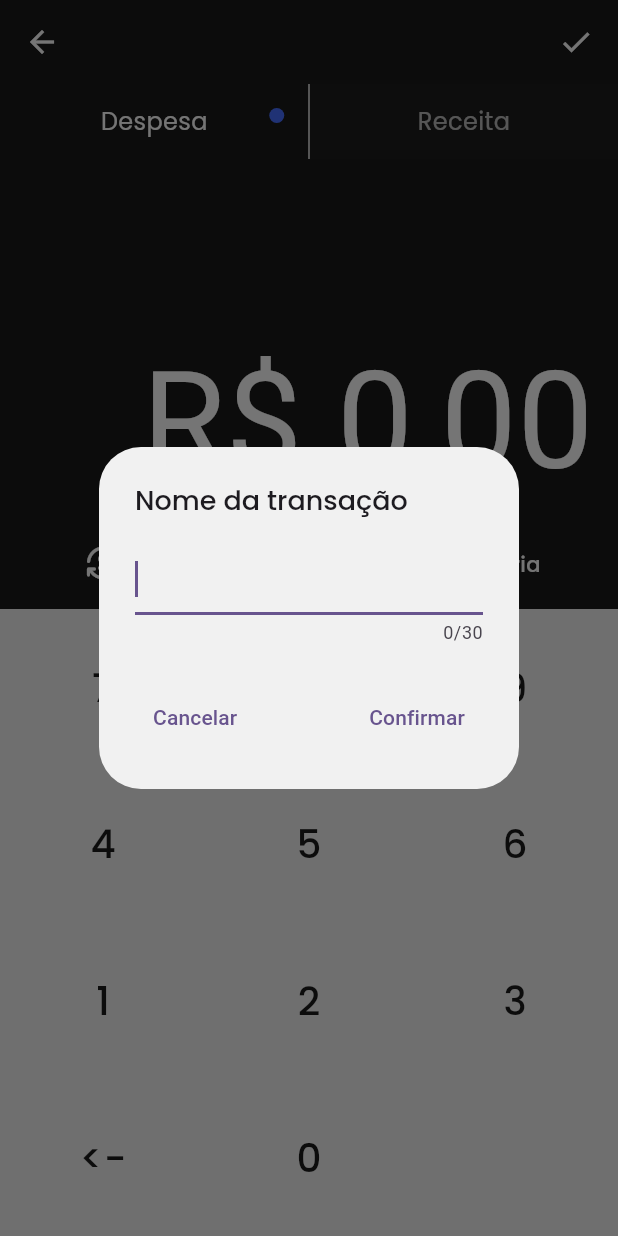
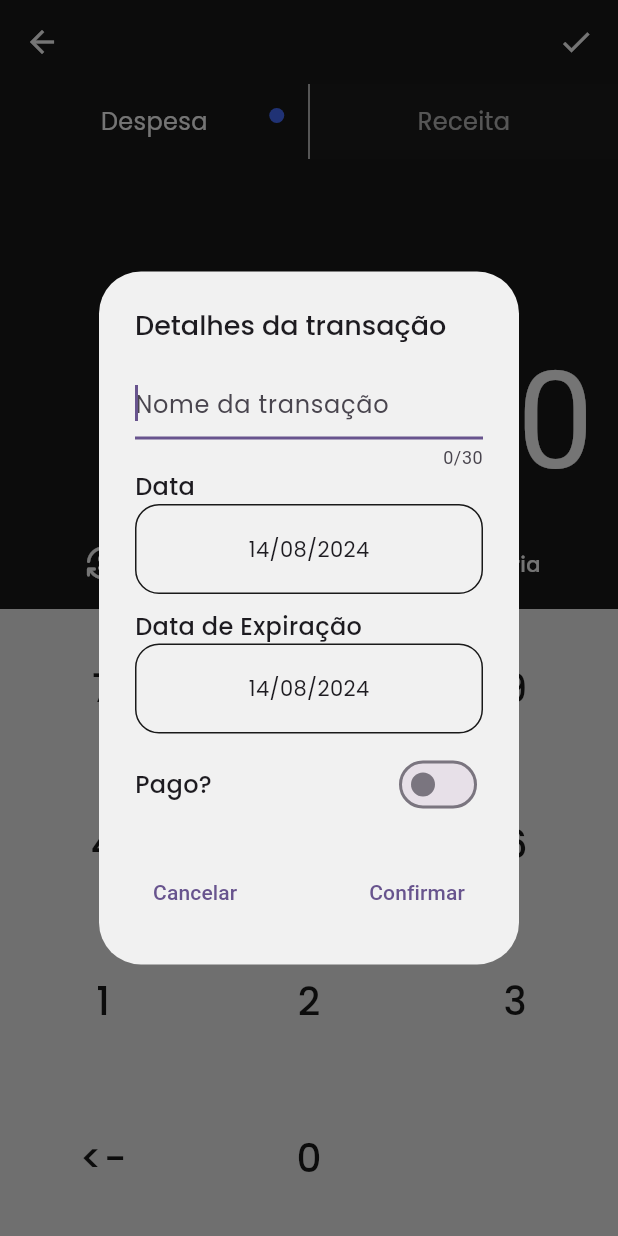
Before and after one commit to lazarobodevan/billy, a Flutter app: the AddTransaction screen opened by its route, after a tap on the "check" icon, on a phone screen of 412 x 824 dp. Run offline on Flutter 3.47's test engine with Material 3 defaults, Android fonts, the phone set to English and light mode, and no system bars; drawn by our look-alikes of auto_size_text; our stand-ins replace bloc, currency_text_input_formatter, equatable, fl_chart, flutter_bloc, flutter_colorpicker and 3 more; missing offline and left inert: flutter_iconpicker; accounts and stored records are empty.

Commit message:
Feat: transaction details form and inserting transactions

```diff
--- a/lib/models/category/transaction_category.dart
+++ b/lib/models/category/transaction_category.dart
@@ -27,6 +27,22 @@ class TransactionCategory {
       this.color = const Color(0xFFFFFFFF),
       this.icon = Icons.question_mark});
 
+  TransactionCategory copyWith({
+    int? id,
+    String? name,
+    Color? color,
+    IconData? icon,
+    List<Subcategory>? subcategories,
+  }) {
+    return TransactionCategory(
+      id: id ?? this.id,
+      name: name ?? this.name,
+      color: color ?? this.color,
+      icon: icon ?? this.icon,
+      subcategories: subcategories ?? this.subcategories,
+    );
+  }
+
   Map<String, dynamic> toMap() {
     return {
       'id': id,
@@ -38,10 +54,10 @@ class TransactionCategory {
 
   static TransactionCategory fromMap(Map<String, dynamic> map) {
     return TransactionCategory(
-      id: map['id'],
-      name: map['name'],
-      color: ColorConverter.intToColor(map['color']),
-      icon: IconConverter.parseIconFromDb(jsonDecode(map['icon'])),
+      id: map['category_id'] ?? map['id'],
+      name: map['category_name']?? map['name'],
+      color: ColorConverter.intToColor(map['category_color'] ?? map['color']),
+      icon: IconConverter.parseIconFromDb(jsonDecode(map['category_icon'] ?? map['icon'])),
       subcategories: [],
     );
   }
--- a/lib/models/transaction/transaction_model.dart
+++ b/lib/models/transaction/transaction_model.dart
@@ -1,11 +1,12 @@
 import 'package:billy/enums/transaction/payment_method.dart';
 import 'package:billy/enums/transaction/transaction_type.dart';
+import 'package:billy/models/category/transaction_category.dart';
 
 class Transaction {
   final int? id;
   String name;
   double value;
-  String category;
+  TransactionCategory? category;
   TransactionType type;
   PaymentMethod paymentMethod;
   DateTime date;
@@ -27,37 +28,79 @@ class Transaction {
     this.id,
     this.name = "",
     this.value = 0,
-    this.category = "",
+    TransactionCategory? category,
     this.type = TransactionType.EXPENSE,
     this.paymentMethod = PaymentMethod.PIX,
     DateTime? date,
     this.endDate,
     this.isPaid,
-  }) : date = date ?? DateTime.now();
+  })  : category = TransactionCategory.empty(),
+        date = date ?? DateTime.now();
+
+  _getIsPaidToDatabase() {
+    if (isPaid == null) return isPaid;
+
+    if (isPaid == true) {
+      return 1;
+    } else {
+      return 0;
+    }
+  }
+
+  Transaction copyWith({
+    int? id,
+    String? name,
+    double? value,
+    TransactionCategory? category,
+    TransactionType? type,
+    PaymentMethod? paymentMethod,
+    DateTime? date,
+    DateTime? endDate,
+    bool? isPaid,
+  }) {
+    return Transaction(
+      id: id ?? this.id,
+      name: name ?? this.name,
+      value: value ?? this.value,
+      category: category ?? this.category,
+      type: type ?? this.type,
+      paymentMethod: paymentMethod ?? this.paymentMethod,
+      date: date ?? this.date,
+      endDate: endDate ?? this.endDate,
+      isPaid: isPaid ?? this.isPaid,
+    );
+  }
 
   Map<String, dynamic> toMap() {
     return {
-      'id': id,
       'name': name,
       'value': value,
-      'category': category,
-      'date': date,
-      'endDate': endDate,
-      'isPaid': isPaid
+      'category_id': category?.id,
+      'subcategory_id':
+          category?.subcategories != null && category!.subcategories!.isNotEmpty
+              ? category!.subcategories![0].id
+              : null,
+      'date': date.toIso8601String(),
+      'end_date': endDate != null ? endDate!.toIso8601String() : "",
+      'paid': _getIsPaidToDatabase()
     };
   }
 
   static Transaction fromMap(Map<String, dynamic> map) {
     return Transaction(
       id: map['id'],
-      isPaid: map['is_paid'],
+      isPaid: map['is_paid'] != null
+          ? map['is_paid'] == 1
+              ? true
+              : false
+          : null,
       name: map['name'],
       value: map['value'],
-      category: map['category'],
+      category: map['category'] ?? TransactionCategory.fromMap(map['category']),
       type: TransactionTypeExtension.fromString(map['type']),
       paymentMethod: PaymentMethodExtension.fromString(map['payment_method']),
       date: DateTime.parse(map['date']),
-      endDate: map['end_date'] != null ? DateTime.parse(map['end_date']) : null,
+      endDate: map['end_date'] ?? DateTime.parse(map['end_date']),
     );
   }
 }
--- a/lib/presentation/screens/add_transaction/add_transaction.dart
+++ b/lib/presentation/screens/add_transaction/add_transaction.dart
@@ -1,8 +1,11 @@
 import 'package:auto_size_text/auto_size_text.dart';
+import 'package:billy/enums/transaction/transaction_type.dart';
 import 'package:billy/presentation/screens/add_transaction/bloc/add_transaction_bloc.dart';
 import 'package:billy/presentation/screens/add_transaction/components/digit_button.dart';
 import 'package:billy/presentation/screens/add_transaction/components/payment_method_selector.dart';
 import 'package:billy/presentation/screens/add_transaction/components/toggle_transaction_type.dart';
+import 'package:billy/presentation/screens/add_transaction/components/transaction_details_form.dart';
+import 'package:billy/presentation/shared/components/date_picker.dart';
 import 'package:billy/presentation/theme/colors.dart';
 import 'package:billy/presentation/theme/typography.dart';
 import 'package:currency_text_input_formatter/currency_text_input_formatter.dart';
@@ -17,6 +20,12 @@ class AddTransaction extends StatefulWidget {
 
 class _AddTransactionState extends State<AddTransaction> {
   String valueText = "";
+
+  @override
+  void initState() {
+    BlocProvider.of<AddTransactionBloc>(context).add(ResetValue());
+    super.initState();
+  }
 
   @override
   void dispose() {
@@ -57,7 +66,9 @@ class _AddTransactionState extends State<AddTransaction> {
         foregroundColor: Colors.white,
         actions: [
           InkWell(
-            onTap: () {_showTransactionNameDialog(context);},
+            onTap: () {
+              _showTransactionDetailsDialog(context);
+            },
             child: Ink(
               padding: EdgeInsets.all(16),
               child: Icon(Icons.check),
@@ -71,8 +82,7 @@ class _AddTransactionState extends State<AddTransaction> {
           children: [
             Center(child: ToggleTransactionType()),
             BlocBuilder<AddTransactionBloc, AddTransactionState>(
-              bloc: BlocProvider.of<AddTransactionBloc>(context)
-                ..add(ResetValue()),
+              bloc: BlocProvider.of<AddTransactionBloc>(context),
               builder: (context, state) {
                 return Container(
                   width: screenSize.width,
@@ -149,31 +159,12 @@ class _AddTransactionState extends State<AddTransaction> {
     );
   }
 
-  void _showTransactionNameDialog(BuildContext context){
-    TextEditingController _controller = TextEditingController();
-    FocusNode _focusNode = FocusNode();
-    showDialog(context: context, builder: (BuildContext context){
-      WidgetsBinding.instance.addPostFrameCallback((_) {
-        _focusNode.requestFocus();
-      });
-      return AlertDialog(
-        title: Text("Nome da transação", style: TypographyStyles.label1(),),
-        content: TextField(
-          controller: _controller,
-          focusNode: _focusNode,
-          onChanged: (str){},
-          maxLength: 30,
-          maxLengthEnforcement: MaxLengthEnforcement.truncateAfterCompositionEnds,
-          style: TypographyStyles.paragraph2(),
-          autocorrect: false,
-        ),
-        actionsAlignment: MainAxisAlignment.spaceBetween,
-        backgroundColor: ThemeColors.primary2,
-        actions: [
-          TextButton(onPressed: (){Navigator.of(context).pop();}, child: Text("Cancelar")),
-          TextButton(onPressed: (){}, child: Text("Confirmar")),
-        ],
-      );
-    });
+  void _showTransactionDetailsDialog(BuildContext context) {
+    showDialog(
+        context: context,
+        builder: (BuildContext context){
+          return const TransactionDetailsForm();
+        }
+    );
   }
 }
--- a/lib/presentation/screens/add_transaction/bloc/add_transaction_bloc.dart
+++ b/lib/presentation/screens/add_transaction/bloc/add_transaction_bloc.dart
@@ -2,8 +2,11 @@ import 'dart:async';
 
 import 'package:billy/enums/transaction/payment_method.dart';
 import 'package:billy/enums/transaction/transaction_type.dart';
+import 'package:billy/models/category/transaction_category.dart';
+import 'package:billy/models/subcategory/subcategory.dart';
 import 'package:billy/models/transaction/transaction_model.dart';
 import 'package:billy/repositories/transaction/i_transaction_repository.dart';
+import 'package:billy/use_cases/transaction/create_transaction_use_case.dart';
 import 'package:bloc/bloc.dart';
 import 'package:equatable/equatable.dart';
 
@@ -13,12 +16,21 @@ part 'add_transaction_state.dart';
 
 class AddTransactionBloc
     extends Bloc<AddTransactionEvent, AddTransactionState> {
+
+  late final CreateTransactionUseCase _createTransactionUseCase;
+
   final ITransactionRepository transactionRepository;
-  int amountInCents = 0;
-  Transaction transaction = Transaction.empty();
+
+  late int amountInCents;
+  late Transaction transaction;
 
   AddTransactionBloc({required this.transactionRepository})
       : super(AddTransactionInitial()) {
+
+    _createTransactionUseCase = CreateTransactionUseCase(transactionRepository: transactionRepository);
+    amountInCents = 0;
+    transaction = Transaction.empty();
+
     on<ResetValue>((event, emit) {
       amountInCents = 0;
       transaction = Transaction.empty();
@@ -36,13 +48,18 @@ class AddTransactionBloc
       if (amountInCents != 0) {
         amountInCents ~/= 10;
         double parsedValue = amountInCents / 100.0;
-        transaction.value = parsedValue;
+        transaction = transaction.copyWith(value: parsedValue);
         emit(ValueChangedState(value: parsedValue));
       }
     });
 
     on<ChangeTransactionType>((event, emit){
-      transaction.type = event.transactionType;
+      transaction = transaction.copyWith(type: event.transactionType);
+
+      if(transaction.type == TransactionType.INCOME){
+        transaction = transaction.copyWith(isPaid: null, endDate: null);
+      }
+
       emit(TransactionTypeChangedState(transactionType: transaction.type));
     });
 
@@ -50,5 +67,36 @@ class AddTransactionBloc
       transaction.paymentMethod = event.paymentMethod;
       emit(PaymentMethodChangedState(paymentMethod: transaction.paymentMethod));
     });
+
+    on<ChangeCategoryEvent>((event, emit){
+      transaction = transaction.copyWith(category: event.category);
+      emit(TransactionCategoryChangedState(category: event.category));
+    });
+
+    on<ChangeTransactionDateEvent>((event, emit){
+      transaction = transaction.copyWith(date: event.date);
+      //TODO: Add emit state
+    });
+
+    on<ChangeTransactionEndDateEvent>((event, emit){
+      transaction = transaction.copyWith(endDate: event.date);
+      //TODO: Add emit state
+    });
+
+    on<ChangeTransactionIsPaidEvent>((event, emit){
+      transaction = transaction.copyWith(isPaid: event.isPaid);
+      //TODO: Add emit state
+    });
+
+    on<ChangeTransactionNameEvent>((event, emit){
+      transaction = transaction.copyWith(name: event.name);
+      emit(TransactionNameChangedState(name: event.name));
+    });
+
+
+    on<SaveTransactionToDatabaseEvent>((event, emit)async{
+      final createdTransaction = await _createTransactionUseCase.execute(transaction);
+      emit(SavedTransactionToDatabaseState(transaction: createdTransaction));
+    });
   }
 }
--- a/lib/presentation/screens/add_transaction/bloc/add_transaction_event.dart
+++ b/lib/presentation/screens/add_transaction/bloc/add_transaction_event.dart
@@ -45,3 +45,55 @@ class ChangePaymentMethod extends AddTransactionEvent{
   List<Object?> get props => [paymentMethod];
 
 }
+
+class ChangeCategoryEvent extends AddTransactionEvent{
+  final TransactionCategory category;
+
+  const ChangeCategoryEvent({required this.category});
+
+  @override
+  List<Object?> get props => [category];
+}
+
+class ChangeTransactionNameEvent extends AddTransactionEvent{
+  final String name;
+
+  const ChangeTransactionNameEvent({required this.name});
+
+  @override
+  List<Object?> get props => [];
+}
+
+class ChangeTransactionDateEvent extends AddTransactionEvent{
+  final DateTime date;
+
+  const ChangeTransactionDateEvent({required this.date});
+
+  @override
+  List<Object?> get props => [];
+}
+
+class ChangeTransactionEndDateEvent extends AddTransactionEvent{
+  final DateTime? date;
+
+  const ChangeTransactionEndDateEvent({required this.date});
+
+  @override
+  List<Object?> get props => [];
+}
+
+class ChangeTransactionIsPaidEvent extends AddTransactionEvent{
+  final bool isPaid;
+
+  const ChangeTransactionIsPaidEvent({required this.isPaid});
+
+  @override
+  List<Object?> get props => [];
+}
+
+class SaveTransactionToDatabaseEvent extends AddTransactionEvent{
+
+  @override
+  List<Object?> get props => [];
+
+}
--- a/lib/presentation/screens/add_transaction/bloc/add_transaction_state.dart
+++ b/lib/presentation/screens/add_transaction/bloc/add_transaction_state.dart
@@ -36,3 +36,40 @@ class PaymentMethodChangedState extends AddTransactionState{
   @override
   List<Object?> get props => [paymentMethod];
 }
+
+class TransactionCategoryChangedState extends AddTransactionState{
+
+  final TransactionCategory category;
+
+  const TransactionCategoryChangedState({required this.category});
+
+  @override
+  List<Object?> get props => [category];
+
+}
+
+class TransactionNameChangedState extends AddTransactionState{
+
+  final String name;
+
+  const TransactionNameChangedState({required this.name});
+
+  @override
+  List<Object?> get props => [name];
+
+}
+
+class SavingTransactionToDatabaseState extends AddTransactionState{
+  @override
+  List<Object?> get props => [];
+}
+
+class SavedTransactionToDatabaseState extends AddTransactionState{
+  final Transaction transaction;
+
+  const SavedTransactionToDatabaseState({required this.transaction});
+
+  @override
+  List<Object?> get props => [transaction];
+
+}
--- a/lib/presentation/screens/add_transaction/components/payment_method_selector.dart
+++ b/lib/presentation/screens/add_transaction/components/payment_method_selector.dart
@@ -12,6 +12,18 @@ class PaymentMethodSelector extends StatelessWidget {
 
   onSelect(AddTransactionBloc bloc, PaymentMethod paymentMethod) {
     bloc.add(ChangePaymentMethod(paymentMethod: paymentMethod));
+  }
+
+  onGetSelectedCategory(AddTransactionBloc bloc) {
+    final category = bloc.transaction.category;
+    if (category != null && category.id != null) {
+      if (category.subcategories != null &&
+          category.subcategories!.isNotEmpty) {
+        return category.subcategories![0];
+      }
+      return category;
+    }
+    return null;
   }
 
   @override
@@ -76,7 +88,7 @@ class PaymentMethodSelector extends StatelessWidget {
                           },
                           value: PaymentMethod.CREDIT_CARD,
                           child:
-                          MoneyType("Cartão", Icons.credit_card_rounded)),
+                              MoneyType("Cartão", Icons.credit_card_rounded)),
                     ],
                   ),
                 ),
@@ -87,7 +99,8 @@ class PaymentMethodSelector extends StatelessWidget {
               Expanded(
                 child: InkWell(
                   onTap: () {
-                    Navigator.of(context).pushNamed("/categories");
+                    Navigator.of(context).pushNamed("/categories",
+                        arguments: true);
                   },
                   child: Ink(
                     height: 60,
@@ -100,14 +113,18 @@ class PaymentMethodSelector extends StatelessWidget {
                           crossAxisAlignment: CrossAxisAlignment.center,
                           children: [
                             Icon(
-                              Icons.money_rounded,
+                              onGetSelectedCategory(bloc) != null
+                                  ? onGetSelectedCategory(bloc).icon
+                                  : Icons.money_rounded,
                               color: ThemeColors.primary3,
                             ),
                             const SizedBox(
                               width: 5,
                             ),
                             Text(
-                              "Categoria",
+                              onGetSelectedCategory(bloc) != null
+                                  ? onGetSelectedCategory(bloc).name
+                                  : "Categoria",
                               style: TypographyStyles.label3()
                                   .copyWith(color: ThemeColors.primary3),
                             )
--- /dev/null
+++ b/lib/presentation/screens/add_transaction/components/transaction_details_form.dart
@@ -0,0 +1,111 @@
+import 'package:flutter/material.dart';
+import 'package:flutter/services.dart';
+import 'package:flutter_bloc/flutter_bloc.dart';
+
+import '../../../../enums/transaction/transaction_type.dart';
+import '../../../shared/components/date_picker.dart';
+import '../../../theme/colors.dart';
+import '../../../theme/typography.dart';
+import '../bloc/add_transaction_bloc.dart';
+
+class TransactionDetailsForm extends StatefulWidget {
+  const TransactionDetailsForm({super.key});
+
+  @override
+  State<TransactionDetailsForm> createState() => _TransactionDetailsFormState();
+}
+
+class _TransactionDetailsFormState extends State<TransactionDetailsForm> {
+
+  TextEditingController _controller = TextEditingController();
+  bool isPaid = false;
+  DateTime beginDate = DateTime.now();
+  DateTime? endDate;
+
+  FocusNode _focusNode = FocusNode();
+
+
+  void onSave() {
+    final bloc = BlocProvider.of<AddTransactionBloc>(context);
+    bloc.add(ChangeTransactionIsPaidEvent(isPaid: isPaid));
+    bloc.add(ChangeTransactionDateEvent(date: beginDate));
+    bloc.add(ChangeTransactionEndDateEvent(date: endDate));
+    bloc.add(ChangeTransactionNameEvent(name: _controller.text));
+    bloc.add(SaveTransactionToDatabaseEvent());
+    Navigator.of(context).pop();
+    Navigator.of(context).pop();
+  }
+
+  void onSelectBeginDate(DateTime datetime) {
+    beginDate = datetime;
+  }
+
+  void onSelectEndDate(DateTime datetime){
+    endDate = datetime;
+  }
+
+  @override
+  Widget build(BuildContext context) {
+    WidgetsBinding.instance.addPostFrameCallback((_) {
+      _focusNode.requestFocus();
+    });
+    final bloc = BlocProvider.of<AddTransactionBloc>(context);
+    return AlertDialog(
+      title: Text(
+        "Detalhes da transação",
+        style: TypographyStyles.label1(),
+      ),
+      content: SingleChildScrollView(
+        child: Column(
+          children: [
+            TextField(
+              controller: _controller,
+              focusNode: _focusNode,
+              onChanged: (str) {},
+              maxLength: 30,
+              maxLengthEnforcement:
+              MaxLengthEnforcement.truncateAfterCompositionEnds,
+              style: TypographyStyles.paragraph2(),
+              decoration: InputDecoration(hintText: "Nome da transação"),
+              autocorrect: false,
+            ),
+            DatePicker(label: "Data", onSelect: onSelectBeginDate),
+            const SizedBox(height: 10,),
+            if(bloc.transaction.type == TransactionType.EXPENSE)
+              DatePicker(label: "Data de Expiração", onSelect: onSelectEndDate),
+            const SizedBox(height: 10,),
+            if (bloc.transaction.type == TransactionType.EXPENSE)
+              Row(
+                mainAxisAlignment: MainAxisAlignment.spaceBetween,
+                children: [
+                  Text("Pago?", style: TypographyStyles.label2(),),
+                  Switch(
+                    value: isPaid,
+                    onChanged: (val) {
+                      setState(() {
+                        isPaid = val;
+                      });
+                    },
+                  ),
+                ],
+              ),
+          ],
+        ),
+      ),
+      actionsAlignment: MainAxisAlignment.spaceBetween,
+      backgroundColor: ThemeColors.primary2,
+      actions: [
+        TextButton(
+            onPressed: () {
+              Navigator.of(context).pop();
+            },
+            child: Text("Cancelar")),
+        TextButton(
+            onPressed: () {
+              onSave();
+            },
+            child: Text("Confirmar")),
+      ],
+    );
+  }
+}
--- a/lib/presentation/screens/nav_pages/categories/categories.dart
+++ b/lib/presentation/screens/nav_pages/categories/categories.dart
@@ -9,7 +9,8 @@ import 'package:flutter_bloc/flutter_bloc.dart';
 import 'category_bloc/category_bloc.dart';
 
 class Categories extends StatelessWidget {
-  const Categories({super.key});
+  final bool? isSelectableCategories;
+  const Categories({super.key, this.isSelectableCategories = false});
 
   @override
   Widget build(BuildContext context) {
@@ -79,7 +80,7 @@ class Categories extends StatelessWidget {
           return ListView.separated(
             padding: EdgeInsets.symmetric(horizontal: 16),
             itemBuilder: (context, index) {
-              return CategoryTile(category: bloc.categories[index],);
+              return CategoryTile(category: bloc.categories[index],isClickable: isSelectableCategories,onClick: (){Navigator.of(context).pop();},);
             },
             separatorBuilder: (context, index) {
               return const SizedBox(
--- a/lib/presentation/screens/nav_pages/categories/category_bloc/category_bloc.dart
+++ b/lib/presentation/screens/nav_pages/categories/category_bloc/category_bloc.dart
@@ -92,6 +92,7 @@ class CategoryBloc extends Bloc<CategoryEvent, CategoryState> {
     });
 
     on<UpdateCategoryWithSubcategoryEvent>((event, emit){
+      emit(LoadingCategoriesState());
       categories[categories.indexWhere((cat)=>cat.id == event.subcategory.parentId)].subcategories!.add(event.subcategory);
       emit(LoadedCategoriesState(categories: categories));
     });
--- a/lib/presentation/screens/nav_pages/categories/category_bloc/category_state.dart
+++ b/lib/presentation/screens/nav_pages/categories/category_bloc/category_state.dart
@@ -33,7 +33,6 @@ class CategoryIconChangedState extends CategoryState{
   const CategoryIconChangedState({required this.icon});
   @override
   List<Object?> get props => [icon];
-
 }
 
 class SavingCategoryToDatabase extends CategoryState{
--- a/lib/presentation/screens/nav_pages/nav_page.dart
+++ b/lib/presentation/screens/nav_pages/nav_page.dart
@@ -12,7 +12,7 @@ class NavigationPage extends StatefulWidget {
 }
 
 class _NavigationPageState extends State<NavigationPage> {
-  List pages = [Home(), Insights(), Categories(), Home()];
+  List pages = [Home(), Insights(), Categories(isSelectableCategories: false,), Home()];
   List barItems = [
     {"text": "Home", "icon": Icons.home_outlined},
     {"text": "Insights", "icon": Icons.pie_chart_outline},
--- /dev/null
+++ b/lib/presentation/shared/components/date_picker.dart
@@ -0,0 +1,63 @@
+import 'package:billy/presentation/theme/colors.dart';
+import 'package:billy/presentation/theme/typography.dart';
+import 'package:flutter/material.dart';
+import 'package:intl/intl.dart';
+
+class DatePicker extends StatefulWidget {
+  DateTime? initialDate;
+  String? label;
+  Function onSelect;
+
+  DatePicker({this.label, this.initialDate, required this.onSelect, super.key});
+
+  @override
+  State<DatePicker> createState() => _DatePickerState();
+}
+
+class _DatePickerState extends State<DatePicker> {
+  final formatter = new DateFormat('dd/MM/yyyy');
+  DateTime _dateTime = DateTime.now();
+
+  void _showDatePicker() {
+    showDatePicker(
+      context: context,
+      firstDate: DateTime(2000),
+      lastDate: DateTime.now().add(
+        const Duration(days: 365),
+      ),
+    ).then((value){
+      setState(() {
+        _dateTime = value!;
+        widget.onSelect(_dateTime);
+      });
+    });
+  }
+
+  @override
+  Widget build(BuildContext context) {
+    return Column(
+      crossAxisAlignment: CrossAxisAlignment.start,
+      children: [
+        if(widget.label != null)
+          Text(widget.label!, style: TypographyStyles.label2(),),
+        InkWell(
+          onTap: () {
+            _showDatePicker();
+          },
+          child: Ink(
+            height: 60,
+            decoration: BoxDecoration(
+              border: Border.all(color: ThemeColors.primary1, width: 1),
+              borderRadius: BorderRadius.circular(16)
+            ),
+            child: Center(
+              child: Text(widget.initialDate != null
+                  ? formatter.format(widget.initialDate!)
+                  : formatter.format(_dateTime), style: TypographyStyles.paragraph3(),),
+            ),
+          ),
+        ),
+      ],
+    );
+  }
+}
--- a/pubspec.yaml
+++ b/pubspec.yaml
@@ -39,6 +39,7 @@ dependencies:
   flutter_iconpicker: ^3.4.6
   flutter_colorpicker: ^1.1.0
   flutter_slidable: ^3.1.1
+  intl: ^0.19.0
 
 
   # The following adds the Cupertino Icons font to your application.
```
Also changed, not shown: lib/main.dart (+8 -1 lines), lib/presentation/shared/components/category_tile.dart (+53 -14 lines), lib/repositories/database_helper.dart (+12 -2 lines), lib/repositories/transaction/transaction_repository.dart (+38 -4 lines), pubspec.lock.
